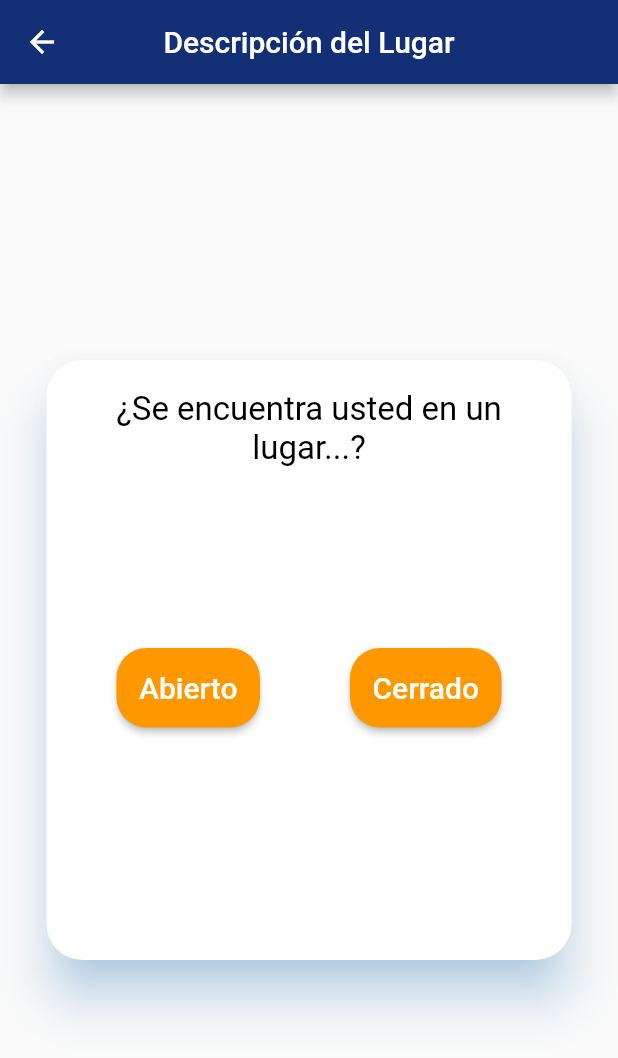
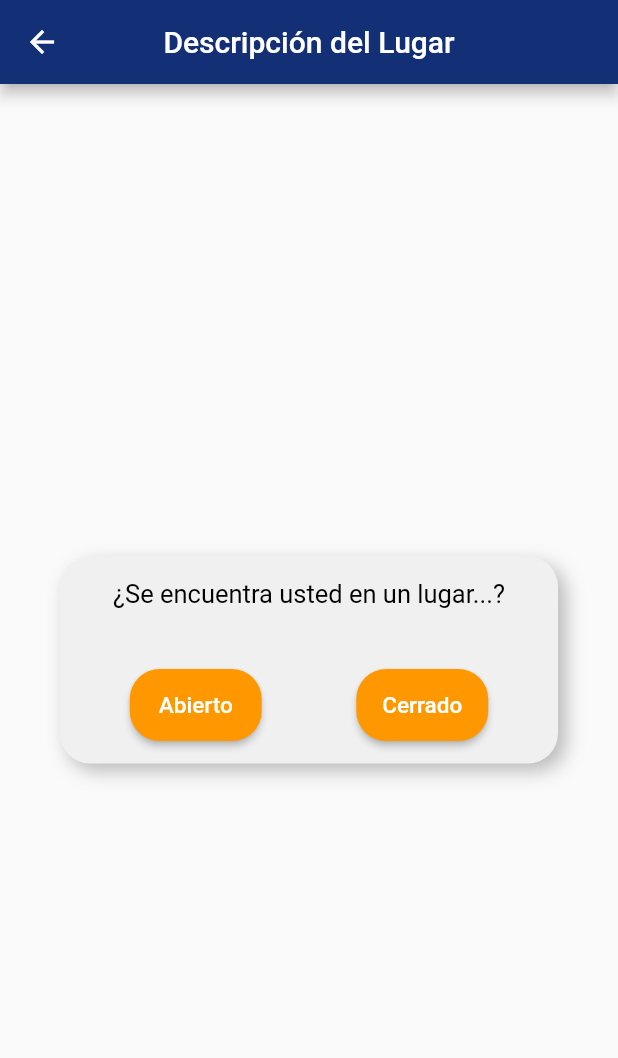
Before and after one commit to jdcr1425/FooApp, a Flutter app: the LugarPage screen opened by its route, on a phone screen of 412 x 824 dp. Shown: the top 1058 px of the screen. Run offline on Flutter 3.47's test engine with Material 2 defaults, Android fonts, the phone set to English and light mode, and no system bars; our stand-ins replace device_preview, google_fonts, location, shared_preferences; accounts and stored records are empty.

Commit message:
fixing place description page

```diff
--- a/lib/src/app.dart
+++ b/lib/src/app.dart
@@ -4,13 +4,17 @@ import 'package:olores/src/pages/Home.dart';
 import 'package:olores/src/pages/lugar_page.dart';
 import 'package:olores/src/pages/third_page.dart';
 import 'package:olores/src/pages/Personal_information_page.dart';
+import 'package:google_fonts/google_fonts.dart';
 
 class MyApp extends StatelessWidget {
   @override
   Widget build(BuildContext context) {
     return MaterialApp(
       debugShowCheckedModeBanner: false,
-      theme: ThemeData(primaryColor: Color.fromRGBO(19, 48, 119, 1.0)),
+      theme: ThemeData(
+          primaryColor: Color.fromRGBO(19, 48, 119, 1.0),
+          textTheme: GoogleFonts.robotoTextTheme(Theme.of(context).textTheme)
+          ),
       title: 'Olores',
       initialRoute: '/',
       routes: <String, WidgetBuilder>{
--- a/lib/src/pages/Register_page.dart
+++ b/lib/src/pages/Register_page.dart
@@ -102,7 +102,7 @@ class _RegisterState extends State<Register> {
                     ],
                   ),
                   SizedBox(
-                    height: 10,
+                    height: 40,
                   ),
                   Text(
                     "Por favor, en caso de tener gripe, rinitis o cualquier problema que  afecte su capacidad olfativa, no continue con el reporte.",
--- a/lib/src/pages/lugar_page.dart
+++ b/lib/src/pages/lugar_page.dart
@@ -9,7 +9,6 @@ class LugarPage extends StatefulWidget {
 }
 
 class _LugarPageState extends State<LugarPage> {
-
   @override
   void initState() {
     super.initState();
@@ -18,11 +17,6 @@ class _LugarPageState extends State<LugarPage> {
   @override
   Widget build(BuildContext context) {
     final List<double> datos = ModalRoute.of(context).settings.arguments;
-
-    TextStyle textCardStyle = new TextStyle(fontSize: 20.0);
-    TextStyle questionCardText =
-        new TextStyle(color: Colors.black, fontSize: 22.0);
-
     return Scaffold(
       appBar: AppBar(
           centerTitle: true,
@@ -30,32 +24,31 @@ class _LugarPageState extends State<LugarPage> {
             "Descripción del Lugar",
           )),
       body: Center(
-          child: Container(
-        child: Align(
-            child: Material(
-          color: Colors.white,
-          elevation: 14.0,
-          borderRadius: BorderRadius.circular(24.0),
-          shadowColor: Color(0x802196f3),
-          child: Container(
-            width: 350.0,
-            height: 400.0,
+        child: Container(
+          margin: EdgeInsets.symmetric(horizontal: 40),
+          decoration: BoxDecoration(
+              borderRadius: BorderRadius.circular(20),
+              color: Color(0xfff0f0f0),
+              boxShadow: [
+                BoxShadow(
+                    color: Colors.black26,
+                    blurRadius: 10.0,
+                    offset: Offset(5, 5))
+              ]),
+          child: Padding(
+            padding: EdgeInsets.all(15),
             child: Column(
+              mainAxisSize: MainAxisSize.min,
+              mainAxisAlignment: MainAxisAlignment.spaceBetween,
               children: <Widget>[
-                Padding(
-                    padding: const EdgeInsets.all(20.0),
-                    child: Container(
-                      child: Text(
-                        '¿Se encuentra usted en un lugar...?',
-                        style: questionCardText,
-                        textAlign: TextAlign.center,
-                      ),
-                    )),
+                Text('¿Se encuentra usted en un lugar...?',
+                    textAlign: TextAlign.center,
+                    style: TextStyle(color: Colors.black, fontSize: 17)),
                 SizedBox(
-                  height: 100.0,
+                  height: 40,
                 ),
                 Row(
-                  mainAxisAlignment: MainAxisAlignment.center,
+                  mainAxisAlignment: MainAxisAlignment.spaceAround,
                   children: <Widget>[
                     RaisedButton(
                       shape: RoundedRectangleBorder(
@@ -64,12 +57,13 @@ class _LugarPageState extends State<LugarPage> {
                       textColor: Colors.white,
                       onPressed: () {
                         var obj = {'Coordenadas': datos, 'lugar': 'A'};
-                        Navigator.pushNamed(context, FirstBlock.routeName, arguments: obj);
+                        Navigator.pushNamed(context, FirstBlock.routeName,
+                            arguments: obj);
                       },
-                      padding: EdgeInsets.all(15),
-                      child: Text('Abierto', style: textCardStyle),
+                      padding:
+                          EdgeInsets.symmetric(horizontal: 10, vertical: 15),
+                      child: Text('Abierto', style: TextStyle(fontSize: 15.0)),
                     ),
-                    SizedBox(width: 60.0),
                     RaisedButton(
                       shape: RoundedRectangleBorder(
                           borderRadius: BorderRadius.circular(20.0)),
@@ -77,18 +71,23 @@ class _LugarPageState extends State<LugarPage> {
                       textColor: Colors.white,
                       onPressed: () {
                         var obj = {'Coordenadas': datos, 'lugar': 'C'};
-                        Navigator.pushNamed(context, FirstBlock.routeName, arguments: obj);
+                        Navigator.pushNamed(context, FirstBlock.routeName,
+                            arguments: obj);
                       },
-                      padding: EdgeInsets.all(15),
-                      child: Text('Cerrado', style: textCardStyle),
+                      padding:
+                          EdgeInsets.symmetric(horizontal: 10, vertical: 15),
+                      child: Text(
+                        'Cerrado',
+                        style: TextStyle(fontSize: 15.0),
+                      ),
                     )
                   ],
                 ),
               ],
             ),
           ),
-        )),
-      )),
+        ),
+      ),
     );
   }
 }
--- a/pubspec.yaml
+++ b/pubspec.yaml
@@ -28,6 +28,7 @@ dependencies:
   location: ^2.3.5
   shared_preferences: ^0.5.4+6
   device_preview: ^0.4.5
+  google_fonts: ^1.1.0
   #firebase_database: ^3.0.7
 
 dev_dependencies:
```
Also changed, not shown: lib/src/pages/Home.dart (+17 -8 lines), pubspec.lock, 1 other file.
